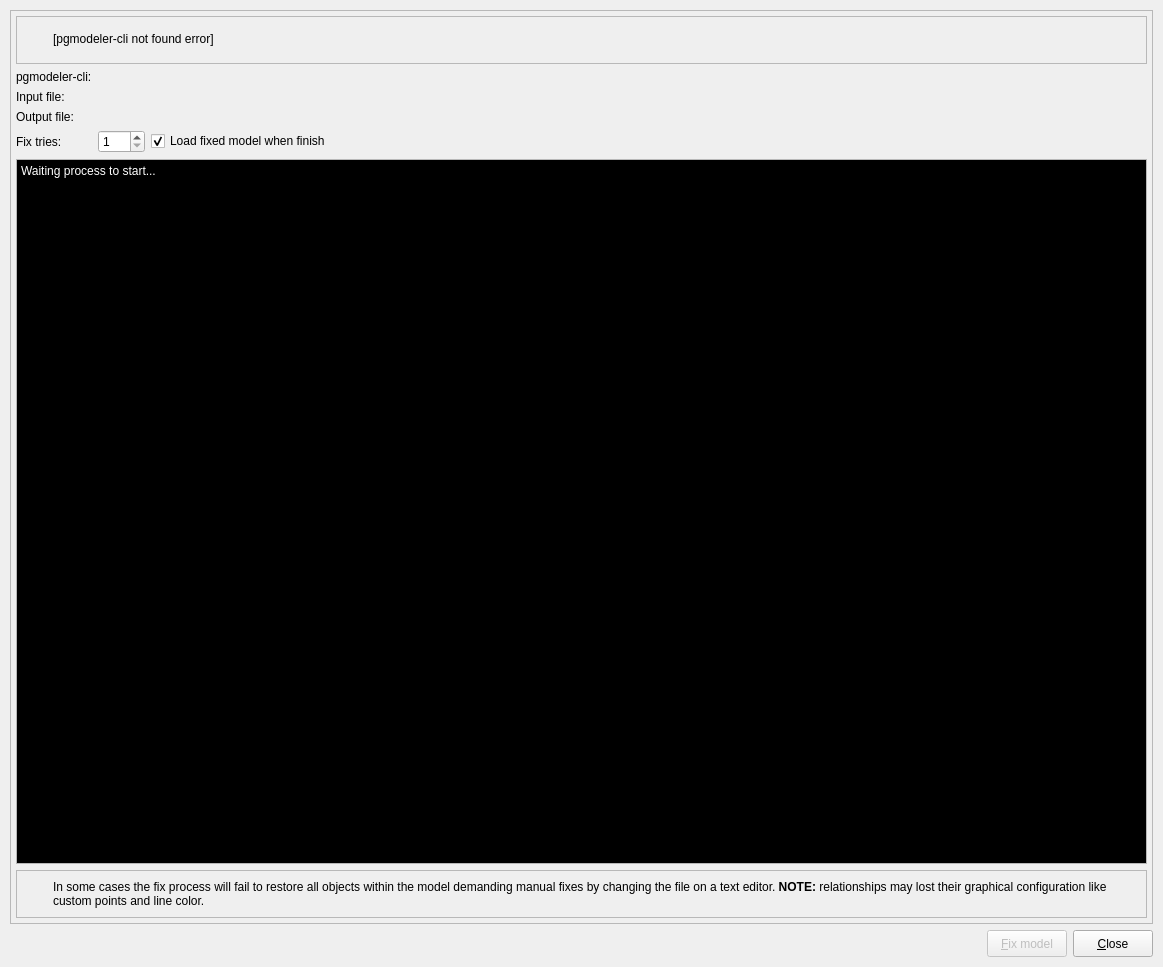
The window that libs/libgui/ui/tools/modelfixform.ui (pgmodeler/pgmodeler) describes before a commit, drawn with Qt 5.
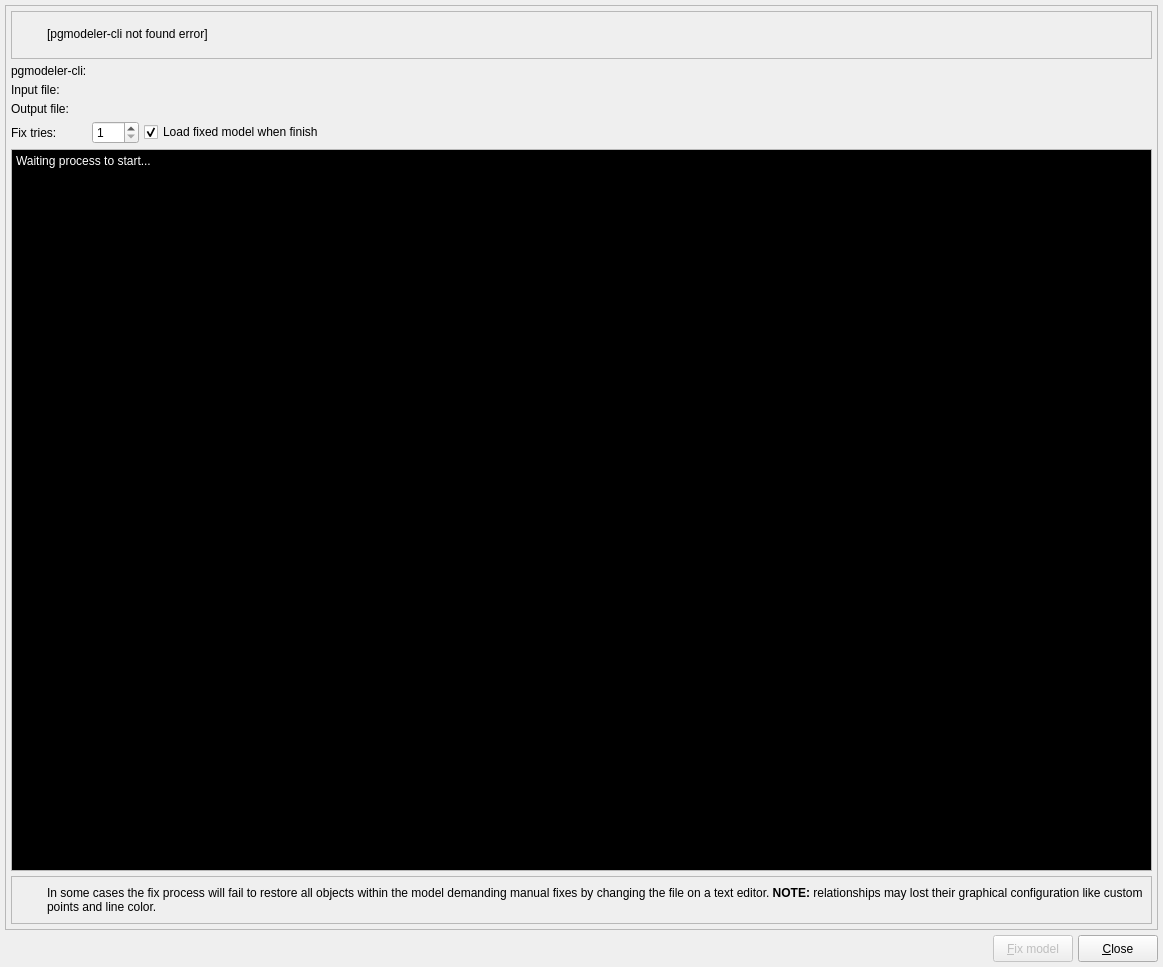
The same window after the commit. Icons and pictures are not drawn.

```diff
--- a/libs/libgui/ui/tools/modelfixform.ui
+++ b/libs/libgui/ui/tools/modelfixform.ui
@@ -40,16 +40,19 @@
   </property>
   <layout class="QGridLayout" name="gridLayout_3">
    <property name="leftMargin">
-    <number>10</number>
+    <number>5</number>
    </property>
    <property name="topMargin">
-    <number>10</number>
+    <number>5</number>
    </property>
    <property name="rightMargin">
-    <number>10</number>
+    <number>5</number>
    </property>
    <property name="bottomMargin">
-    <number>10</number>
+    <number>5</number>
+   </property>
+   <property name="spacing">
+    <number>5</number>
    </property>
    <item row="0" column="0" colspan="4">
     <widget class="QFrame" name="frame">
@@ -81,6 +84,9 @@
       <property name="bottomMargin">
        <number>5</number>
       </property>
+      <property name="spacing">
+       <number>5</number>
+      </property>
       <item row="2" column="0">
        <widget class="QLabel" name="label_4">
         <property name="sizePolicy">
@@ -127,6 +133,9 @@
          <property name="bottomMargin">
           <number>5</number>
          </property>
+         <property name="spacing">
+          <number>5</number>
+         </property>
          <item row="0" column="0">
           <widget class="QLabel" name="icon_lbl">
            <property name="minimumSize">
@@ -201,6 +210,9 @@
          <property name="bottomMargin">
           <number>5</number>
          </property>
+         <property name="spacing">
+          <number>5</number>
+         </property>
          <item row="0" column="0">
           <widget class="QLabel" name="icon_lbl2">
            <property name="minimumSize">
@@ -433,6 +445,9 @@
       </item>
       <item row="4" column="2">
        <layout class="QHBoxLayout" name="horizontalLayout_2">
+        <property name="spacing">
+         <number>5</number>
+        </property>
         <item>
          <widget class="QSpinBox" name="fix_tries_sb">
           <property name="minimum">
@@ -466,6 +481,9 @@
    </item>
    <item row="1" column="0" colspan="4">
     <layout class="QHBoxLayout" name="horizontalLayout">
+     <property name="spacing">
+      <number>5</number>
+     </property>
      <item>
       <widget class="QLabel" name="pgmodeler_name_lbl">
        <property name="sizePolicy">
```
